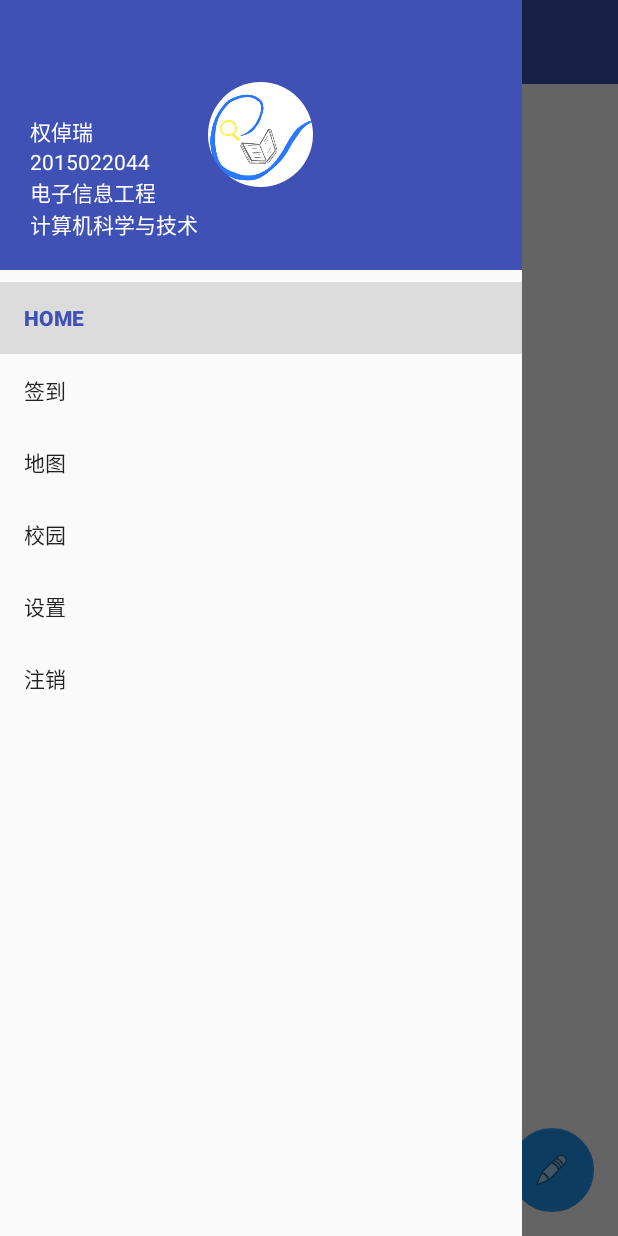
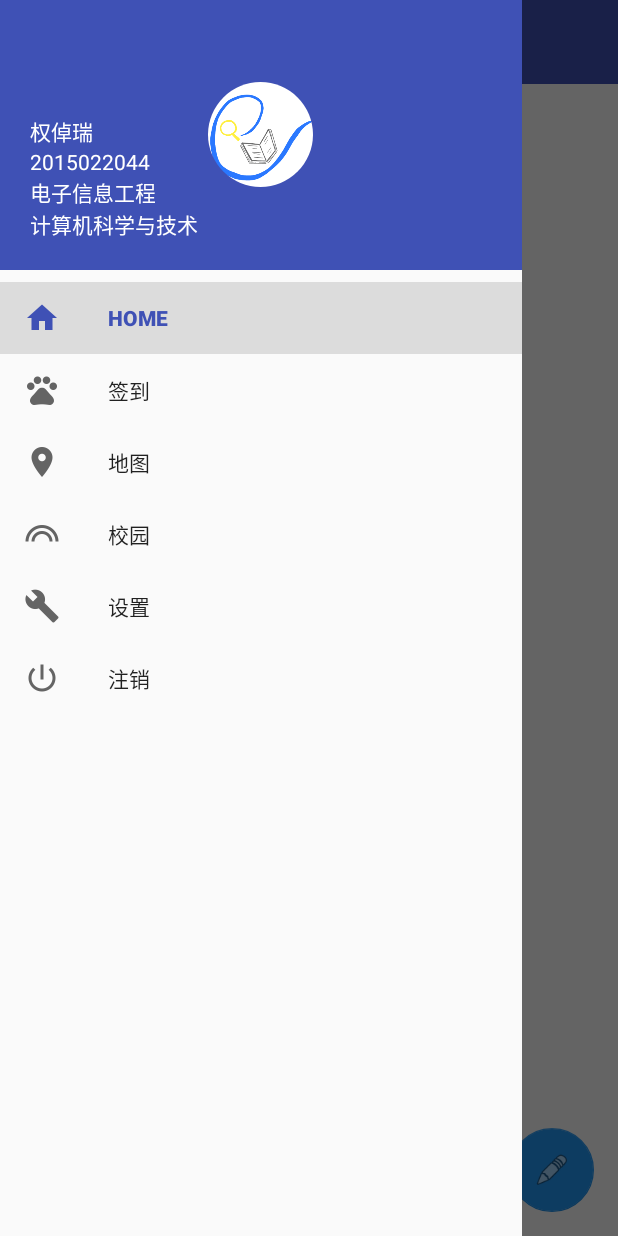
Before and after one commit to nihaooo/OnePoint, an Android app: the ContentActivity screen opened directly, with no data from a screen before it, with the side drawer open, on a phone screen of 412 x 824 dp. Run offline under Robolectric (Android 15) with nearby library versions, the phone set to English and light mode, and no system bars; our stand-ins replace CircleImageView; libraries missing offline, so code that uses them is left out: cn.bmob.v3; pictures from the network do not load; 8 statements that could not run were skipped.

Commit message:
item icon

```diff
--- a/app/src/main/res/menu/nav_menu.xml
+++ b/app/src/main/res/menu/nav_menu.xml
@@ -3,21 +3,27 @@
     <group android:checkableBehavior="single">
         <item
             android:id="@+id/nav_Profile"
+            android:icon="@mipmap/ic_home_white_24dp"
             android:title="HOME"/>
         <item
             android:id="@+id/nav_Change"
+            android:icon="@mipmap/ic_pets_white_24dp"
             android:title="签到"/>
         <item
             android:id="@+id/nav_Map"
+            android:icon="@mipmap/ic_location_on_white_24dp"
             android:title="地图"/>
         <item
             android:id="@+id/nav_School"
+            android:icon="@mipmap/ic_looks_white_24dp"
             android:title="校园"/>
         <item
             android:id="@+id/nav_Settings"
+            android:icon="@mipmap/ic_build_white_24dp"
             android:title="设置"/>
         <item
             android:id="@+id/nav_quite"
+            android:icon="@mipmap/ic_power_settings_new_white_24dp"
             android:title="注销"/>
     </group>
 
```
Also changed, not shown: app/src/main/res/mipmap-hdpi/ic_build_white_24dp.png (added), app/src/main/res/mipmap-hdpi/ic_location_on_white_24dp.png (added), app/src/main/res/mipmap-hdpi/ic_looks_white_24dp.png (added), app/src/main/res/mipmap-hdpi/ic_pets_white_24dp.png (added), app/src/main/res/mipmap-hdpi/ic_power_settings_new_white_24dp.png (added).
